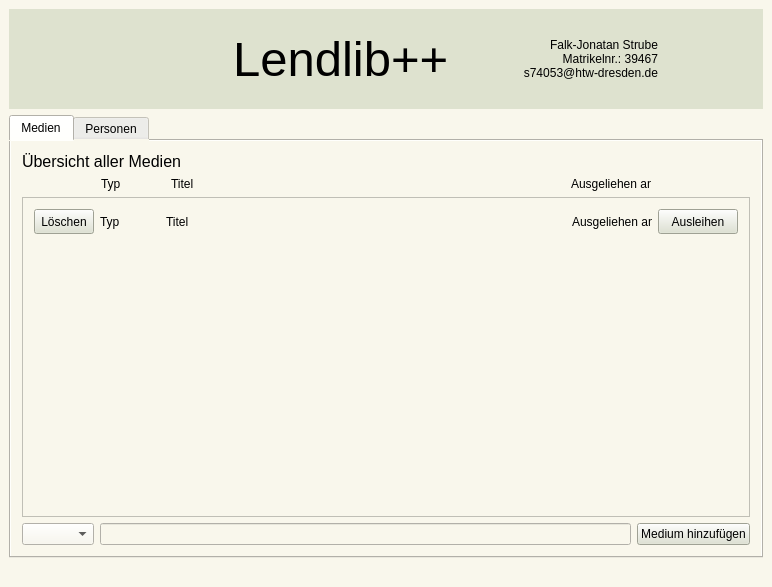
Qt form Programmierung 2/Beleg/lendlibpp/mainwindow.ui (genericFJS/htw) before a commit.
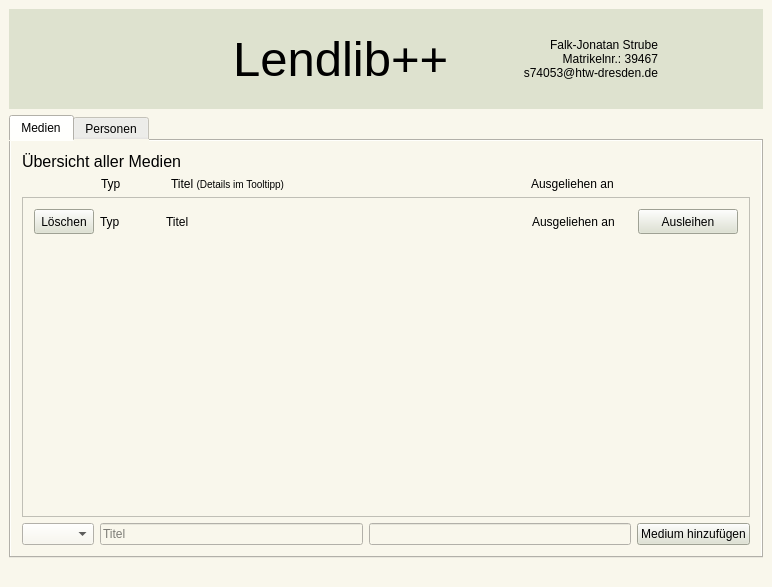
The same form after that commit. Icons and pictures are not drawn.

The edit to the form file:
```diff
--- a/Programmierung 2/Beleg/lendlibpp/mainwindow.ui
+++ b/Programmierung 2/Beleg/lendlibpp/mainwindow.ui
@@ -748,7 +748,7 @@
           <item>
            <widget class="QLabel" name="mediaTitle">
             <property name="text">
-             <string>Titel</string>
+             <string>Titel &lt;small&gt;(Details im Tooltipp)&lt;/small&gt;</string>
             </property>
            </widget>
           </item>
@@ -756,13 +756,13 @@
            <widget class="QLabel" name="medialendee">
             <property name="minimumSize">
              <size>
-              <width>80</width>
+              <width>100</width>
               <height>0</height>
              </size>
             </property>
             <property name="maximumSize">
              <size>
-              <width>80</width>
+              <width>100</width>
               <height>16777215</height>
              </size>
             </property>
@@ -775,13 +775,13 @@
            <widget class="QLabel" name="mediaLendReturn">
             <property name="minimumSize">
              <size>
-              <width>80</width>
+              <width>100</width>
               <height>0</height>
              </size>
             </property>
             <property name="maximumSize">
              <size>
-              <width>80</width>
+              <width>100</width>
               <height>16777215</height>
              </size>
             </property>
@@ -803,7 +803,7 @@
              <x>0</x>
              <y>0</y>
              <width>728</width>
-             <height>321</height>
+             <height>311</height>
             </rect>
            </property>
            <layout class="QVBoxLayout" name="verticalLayout_2">
@@ -876,13 +876,13 @@
                   <widget class="QLabel" name="mediaLendee1">
                    <property name="minimumSize">
                     <size>
-                     <width>80</width>
+                     <width>100</width>
                      <height>0</height>
                     </size>
                    </property>
                    <property name="maximumSize">
                     <size>
-                     <width>80</width>
+                     <width>100</width>
                      <height>16777215</height>
                     </size>
                    </property>
@@ -895,13 +895,13 @@
                   <widget class="QPushButton" name="mediaLendReturn1">
                    <property name="minimumSize">
                     <size>
-                     <width>80</width>
+                     <width>100</width>
                      <height>25</height>
                     </size>
                    </property>
                    <property name="maximumSize">
                     <size>
-                     <width>80</width>
+                     <width>100</width>
                      <height>25</height>
                     </size>
                    </property>
@@ -941,7 +941,14 @@
            <widget class="QComboBox" name="addMediaType"/>
           </item>
           <item>
-           <widget class="QLineEdit" name="addMediaTitle"/>
+           <widget class="QLineEdit" name="addMediaTitle">
+            <property name="placeholderText">
+             <string>Titel</string>
+            </property>
+           </widget>
+          </item>
+          <item>
+           <widget class="QLineEdit" name="addMediaDetail"/>
           </item>
           <item>
            <widget class="QPushButton" name="addMediumButton">
```
Left out of the diff: 8 changed lines with no effect on the pictures.
